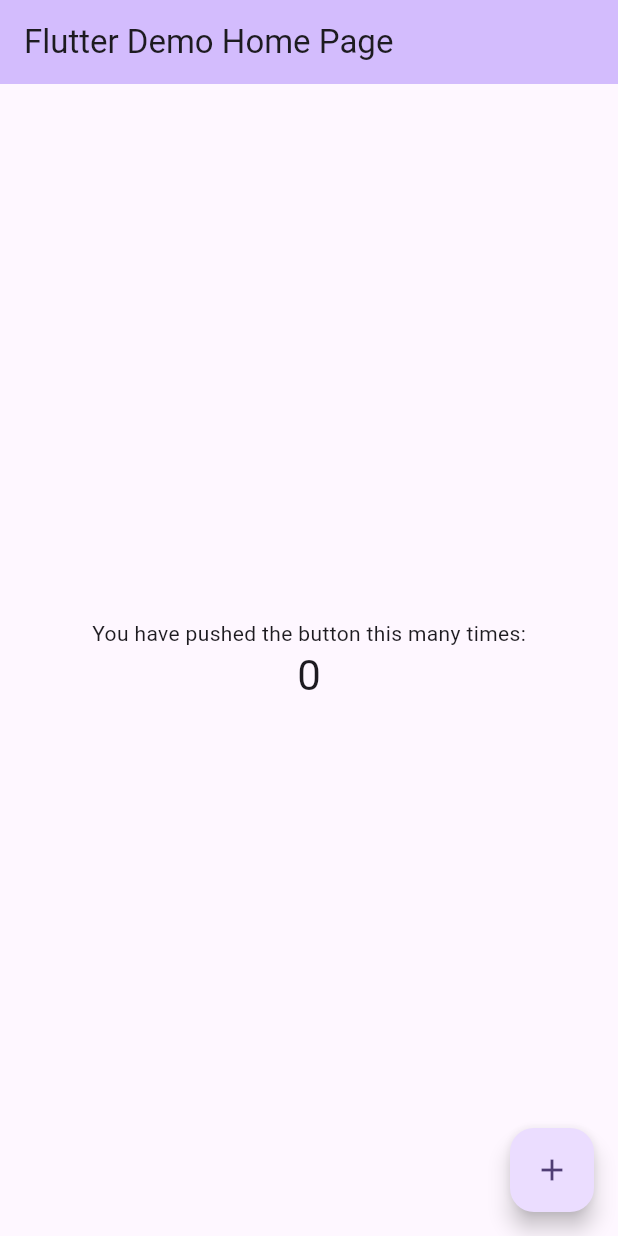
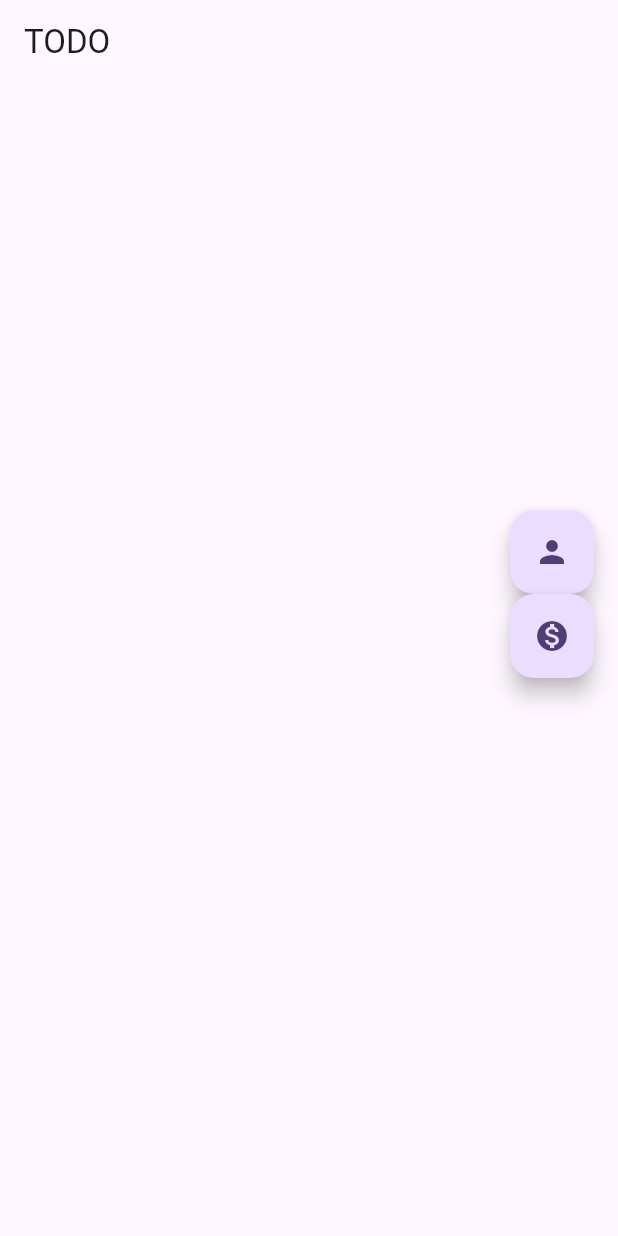
Before and after one commit to AdilUbaid/mcmil_mt, a Flutter app: the screen it shows after launch, on a phone screen of 412 x 824 dp. Run offline on Flutter 3.47's test engine with Material 2 defaults, Android fonts, the phone set to English and light mode, and no system bars.

Commit message:
ui_initial

```diff
--- a/lib/main.dart
+++ b/lib/main.dart
@@ -13,113 +13,39 @@ class MyApp extends StatelessWidget {
     return MaterialApp(
       title: 'Flutter Demo',
       theme: ThemeData(
-        // This is the theme of your application.
-        //
-        // TRY THIS: Try running your application with "flutter run". You'll see
-        // the application has a blue toolbar. Then, without quitting the app,
-        // try changing the seedColor in the colorScheme below to Colors.green
-        // and then invoke "hot reload" (save your changes or press the "hot
-        // reload" button in a Flutter-supported IDE, or press "r" if you used
-        // the command line to start the app).
-        //
-        // Notice that the counter didn't reset back to zero; the application
-        // state is not lost during the reload. To reset the state, use hot
-        // restart instead.
-        //
-        // This works for code too, not just values: Most code changes can be
-        // tested with just a hot reload.
         colorScheme: ColorScheme.fromSeed(seedColor: Colors.deepPurple),
         useMaterial3: true,
       ),
-      home: const MyHomePage(title: 'Flutter Demo Home Page'),
+      home: const HomeScreen(),
     );
   }
 }
 
-class MyHomePage extends StatefulWidget {
-  const MyHomePage({super.key, required this.title});
-
-  // This widget is the home page of your application. It is stateful, meaning
-  // that it has a State object (defined below) that contains fields that affect
-  // how it looks.
-
-  // This class is the configuration for the state. It holds the values (in this
-  // case the title) provided by the parent (in this case the App widget) and
-  // used by the build method of the State. Fields in a Widget subclass are
-  // always marked "final".
-
-  final String title;
+class HomeScreen extends StatefulWidget {
+  const HomeScreen({super.key});
 
   @override
-  State<MyHomePage> createState() => _MyHomePageState();
+  State<HomeScreen> createState() => _HomeScreenState();
 }
 
-class _MyHomePageState extends State<MyHomePage> {
-  int _counter = 0;
-
-  void _incrementCounter() {
-    setState(() {
-      // This call to setState tells the Flutter framework that something has
-      // changed in this State, which causes it to rerun the build method below
-      // so that the display can reflect the updated values. If we changed
-      // _counter without calling setState(), then the build method would not be
-      // called again, and so nothing would appear to happen.
-      _counter++;
-    });
-  }
-
+class _HomeScreenState extends State<HomeScreen> {
   @override
   Widget build(BuildContext context) {
-    // This method is rerun every time setState is called, for instance as done
-    // by the _incrementCounter method above.
-    //
-    // The Flutter framework has been optimized to make rerunning build methods
-    // fast, so that you can just rebuild anything that needs updating rather
-    // than having to individually change instances of widgets.
     return Scaffold(
       appBar: AppBar(
-        // TRY THIS: Try changing the color here to a specific color (to
-        // Colors.amber, perhaps?) and trigger a hot reload to see the AppBar
-        // change color while the other colors stay the same.
-        backgroundColor: Theme.of(context).colorScheme.inversePrimary,
-        // Here we take the value from the MyHomePage object that was created by
-        // the App.build method, and use it to set our appbar title.
-        title: Text(widget.title),
+        title: Text("TODO"),
       ),
-      body: Center(
-        // Center is a layout widget. It takes a single child and positions it
-        // in the middle of the parent.
-        child: Column(
-          // Column is also a layout widget. It takes a list of children and
-          // arranges them vertically. By default, it sizes itself to fit its
-          // children horizontally, and tries to be as tall as its parent.
-          //
-          // Column has various properties to control how it sizes itself and
-          // how it positions its children. Here we use mainAxisAlignment to
-          // center the children vertically; the main axis here is the vertical
-          // axis because Columns are vertical (the cross axis would be
-          // horizontal).
-          //
-          // TRY THIS: Invoke "debug painting" (choose the "Toggle Debug Paint"
-          // action in the IDE, or press "p" in the console), to see the
-          // wireframe for each widget.
-          mainAxisAlignment: MainAxisAlignment.center,
-          children: <Widget>[
-            const Text(
-              'You have pushed the button this many times:',
-            ),
-            Text(
-              '$_counter',
-              style: Theme.of(context).textTheme.headlineMedium,
-            ),
-          ],
-        ),
+      floatingActionButton: Column(mainAxisAlignment: MainAxisAlignment.center,
+        children: [
+          FloatingActionButton(
+            onPressed: () {},
+            child: Icon(Icons.person),
+          ),FloatingActionButton(
+            onPressed: () {},
+            child: Icon(Icons.monetization_on),
+          )
+        ],
       ),
-      floatingActionButton: FloatingActionButton(
-        onPressed: _incrementCounter,
-        tooltip: 'Increment',
-        child: const Icon(Icons.add),
-      ), // This trailing comma makes auto-formatting nicer for build methods.
     );
   }
 }
```
